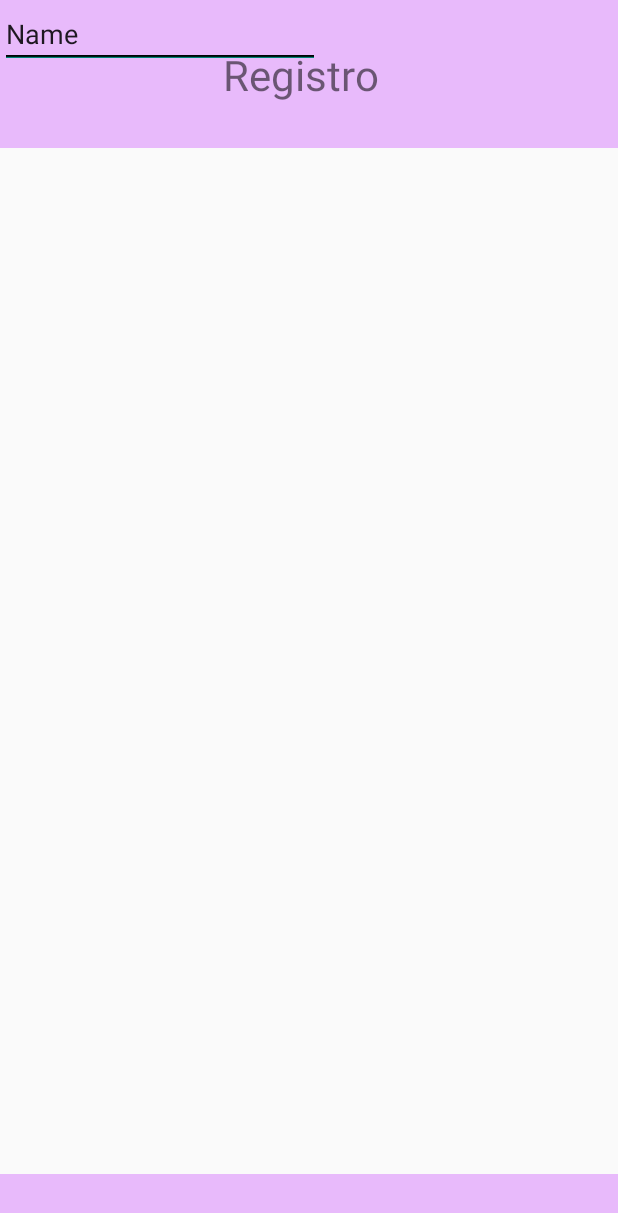
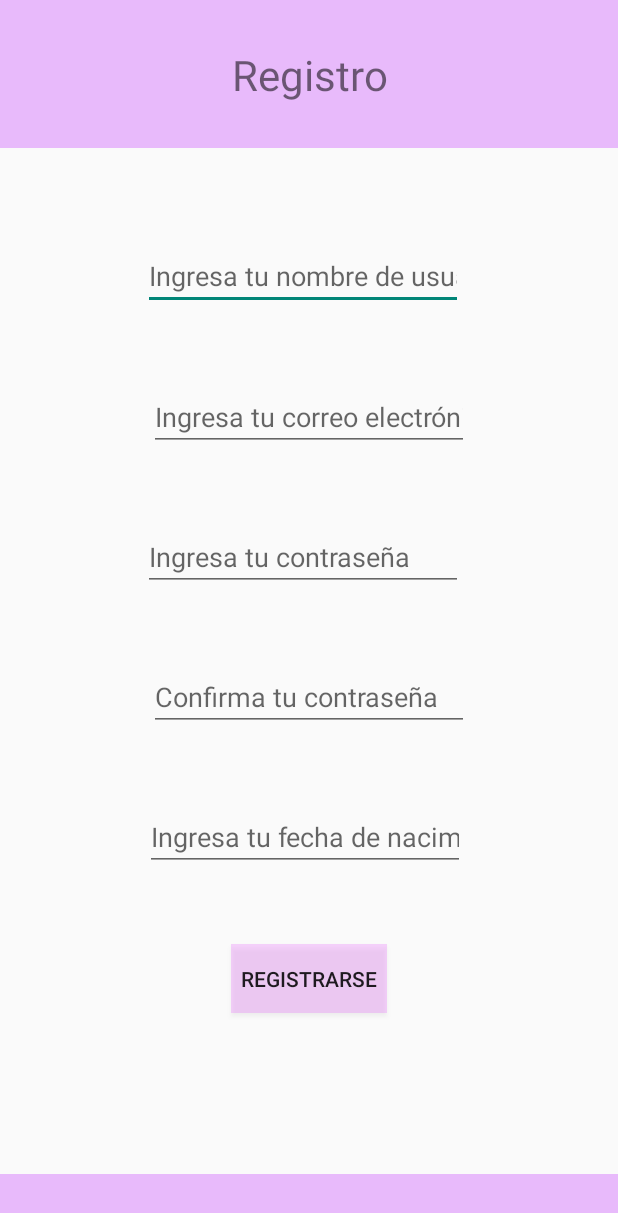
Before and after one commit to fedoTR/DismovProject, an Android app: the Register screen opened directly, with no data from a screen before it, on a phone screen of 412 x 824 dp. Shown: the top 1213 px of the screen. Run offline under Robolectric (Android 15) with nearby library versions, the phone set to English and light mode, and no system bars.

```diff
--- a/app/src/main/res/layout/activity_register.xml
+++ b/app/src/main/res/layout/activity_register.xml
@@ -26,10 +26,12 @@
             android:layout_height="38dp"
             android:autoSizeTextType="uniform"
             android:text="@string/RegisterTitle"
+            android:gravity="center_horizontal"
             app:layout_constraintBottom_toBottomOf="parent"
             app:layout_constraintEnd_toEndOf="parent"
             app:layout_constraintStart_toStartOf="parent"
-            app:layout_constraintTop_toTopOf="parent" />
+            app:layout_constraintTop_toTopOf="parent"
+            tools:targetApi="o" />
     </androidx.constraintlayout.widget.ConstraintLayout>
 
     <androidx.constraintlayout.widget.ConstraintLayout
@@ -48,48 +50,114 @@
     </androidx.constraintlayout.widget.ConstraintLayout>
 
     <EditText
-        android:id="@+id/editTextTextPersonName"
+        android:id="@+id/usernameRegister"
         android:layout_width="wrap_content"
         android:layout_height="wrap_content"
+        android:layout_marginStart="98dp"
+        android:layout_marginLeft="98dp"
+        android:layout_marginTop="52dp"
+        android:layout_marginEnd="103dp"
+        android:layout_marginRight="103dp"
+        android:layout_marginBottom="22dp"
         android:ems="10"
+        android:hint="@string/UsernameRegister"
         android:inputType="textPersonName"
-        android:text="Name"
-        tools:layout_editor_absoluteX="98dp"
-        tools:layout_editor_absoluteY="139dp" />
+        app:layout_constraintBottom_toTopOf="@+id/emailRegister"
+        app:layout_constraintEnd_toEndOf="parent"
+        app:layout_constraintHorizontal_bias="1.0"
+        app:layout_constraintStart_toStartOf="parent"
+        app:layout_constraintTop_toBottomOf="@+id/constraintLayout"
+        android:importantForAutofill="no" />
 
     <EditText
-        android:id="@+id/editTextTextEmailAddress"
+        android:id="@+id/emailRegister"
         android:layout_width="wrap_content"
         android:layout_height="wrap_content"
+        android:layout_marginStart="99dp"
+        android:layout_marginLeft="99dp"
+        android:layout_marginTop="15dp"
+        android:layout_marginEnd="103dp"
+        android:layout_marginRight="103dp"
+        android:layout_marginBottom="22dp"
         android:ems="10"
+        android:hint="@string/EmailRegister"
         android:inputType="textEmailAddress"
-        tools:layout_editor_absoluteX="98dp"
-        tools:layout_editor_absoluteY="210dp" />
+        app:layout_constraintBottom_toTopOf="@+id/passwordRegister"
+        app:layout_constraintEnd_toEndOf="parent"
+        app:layout_constraintHorizontal_bias="0.0"
+        app:layout_constraintStart_toStartOf="parent"
+        app:layout_constraintTop_toBottomOf="@+id/usernameRegister"
+        android:importantForAutofill="no" />
 
     <EditText
-        android:id="@+id/editTextTextPassword"
+        android:id="@+id/passwordRegister"
         android:layout_width="wrap_content"
         android:layout_height="wrap_content"
+        android:layout_marginStart="98dp"
+        android:layout_marginLeft="98dp"
+        android:layout_marginTop="15dp"
+        android:layout_marginEnd="103dp"
+        android:layout_marginRight="103dp"
+        android:layout_marginBottom="22dp"
         android:ems="10"
+        android:hint="@string/PasswordRegister"
         android:inputType="textPassword"
-        tools:layout_editor_absoluteX="98dp"
-        tools:layout_editor_absoluteY="283dp" />
+        app:layout_constraintBottom_toTopOf="@+id/confirmPasswordRegister"
+        app:layout_constraintEnd_toEndOf="parent"
+        app:layout_constraintHorizontal_bias="1.0"
+        app:layout_constraintStart_toStartOf="parent"
+        app:layout_constraintTop_toBottomOf="@+id/emailRegister"
+        android:importantForAutofill="no" />
 
     <EditText
-        android:id="@+id/editTextTextPassword2"
+        android:id="@+id/confirmPasswordRegister"
         android:layout_width="wrap_content"
         android:layout_height="wrap_content"
+        android:layout_marginStart="99dp"
+        android:layout_marginLeft="99dp"
+        android:layout_marginTop="15dp"
+        android:layout_marginEnd="103dp"
+        android:layout_marginRight="103dp"
+        android:layout_marginBottom="22dp"
         android:ems="10"
+        android:hint="@string/PasswordConfirmRegister"
         android:inputType="textPassword"
-        tools:layout_editor_absoluteX="98dp"
-        tools:layout_editor_absoluteY="363dp" />
+        app:layout_constraintBottom_toTopOf="@+id/editTextDate"
+        app:layout_constraintEnd_toEndOf="parent"
+        app:layout_constraintHorizontal_bias="0.0"
+        app:layout_constraintStart_toStartOf="parent"
+        app:layout_constraintTop_toBottomOf="@+id/passwordRegister"
+        android:importantForAutofill="no" />
 
     <EditText
         android:id="@+id/editTextDate"
         android:layout_width="wrap_content"
         android:layout_height="wrap_content"
+        android:layout_marginStart="98dp"
+        android:layout_marginLeft="98dp"
+        android:layout_marginTop="15dp"
+        android:layout_marginEnd="103dp"
+        android:layout_marginRight="103dp"
+        android:layout_marginBottom="191dp"
         android:ems="10"
         android:inputType="date"
-        tools:layout_editor_absoluteX="98dp"
-        tools:layout_editor_absoluteY="448dp" />
+        android:hint="@string/HintDate"
+        app:layout_constraintBottom_toTopOf="@+id/constraintLayout2"
+        app:layout_constraintEnd_toEndOf="parent"
+        app:layout_constraintStart_toStartOf="parent"
+        app:layout_constraintTop_toBottomOf="@+id/confirmPasswordRegister"
+        android:importantForAutofill="no" />
+
+    <Button
+        android:id="@+id/buttonRegister"
+        android:layout_width="104dp"
+        android:layout_height="46dp"
+        android:layout_marginTop="40dp"
+        android:layout_marginBottom="99dp"
+        android:background="#48EA6CFF"
+        android:text="@string/RegisterButton"
+        app:layout_constraintBottom_toTopOf="@+id/constraintLayout2"
+        app:layout_constraintEnd_toEndOf="parent"
+        app:layout_constraintStart_toStartOf="parent"
+        app:layout_constraintTop_toBottomOf="@+id/editTextDate" />
 </androidx.constraintlayout.widget.ConstraintLayout>
--- a/app/src/main/res/values/strings.xml
+++ b/app/src/main/res/values/strings.xml
@@ -10,4 +10,10 @@
     <string name="IngresarButton">INGRESAR</string>
     <string name="NoAccInstruction">¿No tienes una cuenta? Regístrate aquí</string>
     <string name="RegisterTitle">Registro</string>
+    <string name="UsernameRegister">Ingresa tu nombre de usuario</string>
+    <string name="PasswordRegister">Ingresa tu contraseña</string>
+    <string name="EmailRegister">Ingresa tu correo electrónico</string>
+    <string name="PasswordConfirmRegister">Confirma tu contraseña</string>
+    <string name="RegisterButton">Registrarse</string>
+    <string name="HintDate">Ingresa tu fecha de nacimiento</string>
 </resources>
```
Also changed, not shown: app/src/main/res/drawable-v24/calendar.png (added), app/src/main/res/drawable-v24/email.png (added), app/src/main/res/drawable-v24/padlock.png (added), app/src/main/res/drawable-v24/user.png (added), app/src/main/res/drawable/calendar.png (added), app/src/main/res/drawable/email.png (added), app/src/main/res/drawable/padlock.png (added), app/src/main/res/drawable/user.png (added).
